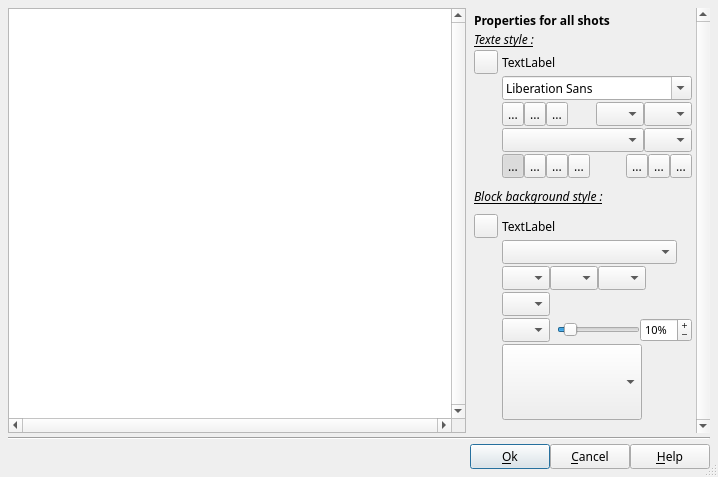
boenki/ffdiaporama, file DlgTextEdit.ui: the form before one commit.
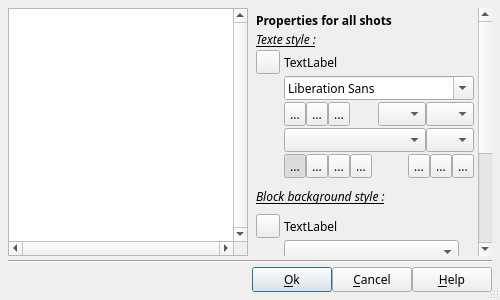
The form after the commit. Icons and pictures are not drawn. Custom widgets are drawn as their Qt base class.

```diff
--- a/DlgTextEdit.ui
+++ b/DlgTextEdit.ui
@@ -6,10 +6,16 @@
    <rect>
     <x>0</x>
     <y>0</y>
-    <width>718</width>
-    <height>477</height>
+    <width>500</width>
+    <height>300</height>
    </rect>
   </property>
+  <property name="minimumSize">
+   <size>
+    <width>500</width>
+    <height>300</height>
+   </size>
+  </property>
   <property name="font">
    <font>
     <family>Sans Serif</family>
```
